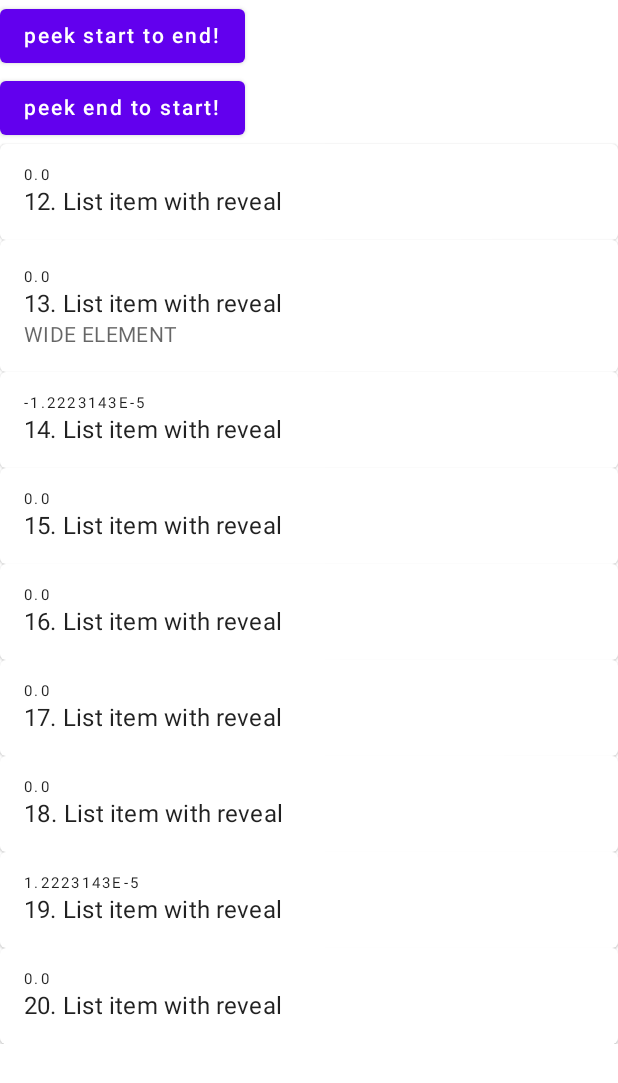
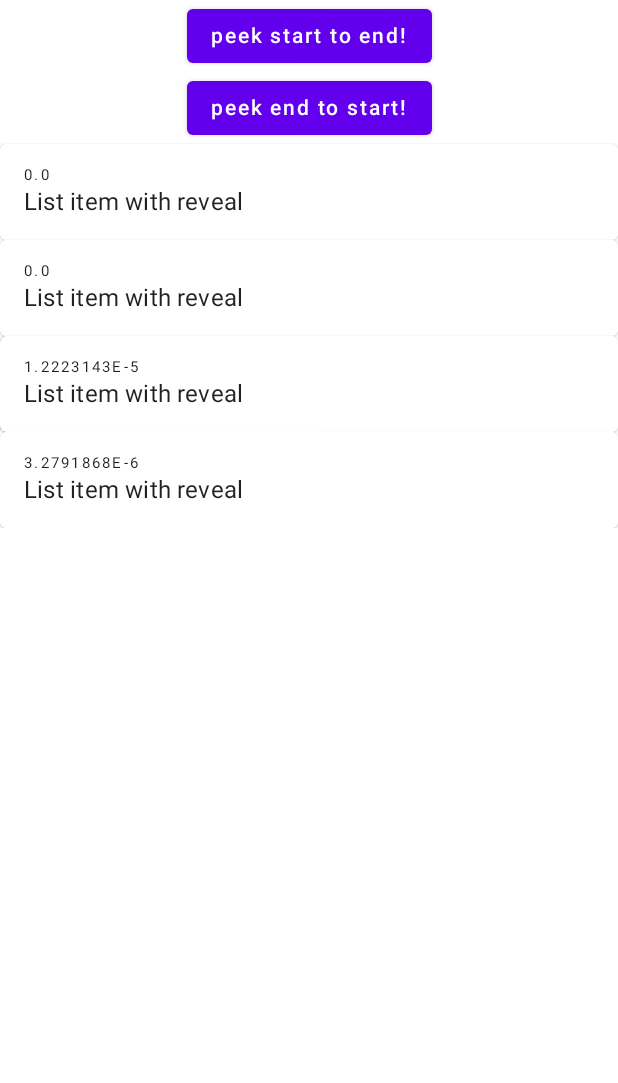
Before and after one commit to akhris/compose-utils, an Android app built with Jetpack Compose: the screen it shows after launch (MainActivity), after a tap on "peek end to start!", on a phone screen of 412 x 824 dp. Shown: the top 1083 px of the screen. Run offline under Robolectric (Android 15) with nearby library versions, the phone set to English and light mode, and no system bars; our stand-ins replace Timber; 1 other tap on this screen came first.

Commit message:
-changed example app

```diff
--- a/SwipeToReveal/src/main/java/com/akhris/composeutils/swipetoreveal/ButtonBehavior.kt
+++ b/SwipeToReveal/src/main/java/com/akhris/composeutils/swipetoreveal/ButtonBehavior.kt
@@ -24,7 +24,7 @@ interface IButtonBehavior {
     fun getXOffset(buttonIndex: Int, frontLayerOffset: Float, totalButtonsCount: Int): Float
 }
 
-class StretchingButtonsBehavior : IButtonBehavior {
+class StretchingBehavior : IButtonBehavior {
     override fun getWidth(
         buttonIndex: Int,
         frontLayerOffset: Float,
@@ -42,13 +42,13 @@ class StretchingButtonsBehavior : IButtonBehavior {
     }
 }
 
-class OverlappingButtonsBehavior(private val fixedWidthPx: Float = 176f) : IButtonBehavior {
+open class OverlappingBehavior(private val fixedWidthPx: Float = 176f) : IButtonBehavior {
     override fun getWidth(
         buttonIndex: Int,
         frontLayerOffset: Float,
         totalButtonsCount: Int
     ): Float {
-        return if (abs(frontLayerOffset) <= totalButtonsCount * fixedWidthPx){
+        return if (abs(frontLayerOffset) <= totalButtonsCount * fixedWidthPx) {
             fixedWidthPx
         } else {
             abs(frontLayerOffset) / totalButtonsCount
@@ -65,3 +65,15 @@ class OverlappingButtonsBehavior(private val fixedWidthPx: Float = 176f) : IButt
     }
 
 }
+
+class FixedPositionBehavior(fixedWidthPx: Float = 176f) : OverlappingBehavior(fixedWidthPx) {
+
+    override fun getXOffset(
+        buttonIndex: Int,
+        frontLayerOffset: Float,
+        totalButtonsCount: Int
+    ): Float {
+        return buttonIndex * getWidth(buttonIndex, frontLayerOffset, totalButtonsCount)
+    }
+
+}
--- a/SwipeToReveal/src/main/java/com/akhris/composeutils/swipetoreveal/SwipeToReveal.kt
+++ b/SwipeToReveal/src/main/java/com/akhris/composeutils/swipetoreveal/SwipeToReveal.kt
@@ -206,8 +206,8 @@ fun SwipeToReveal(
     state: RevealState = rememberRevealState(),
     startButtons: List<RevealButton> = listOf(),
     endButtons: List<RevealButton> = listOf(),
-    startButtonsBehavior: IButtonBehavior = StretchingButtonsBehavior(),
-    endButtonsBehavior: IButtonBehavior = StretchingButtonsBehavior(),
+    startButtonsBehavior: IButtonBehavior = StretchingBehavior(),
+    endButtonsBehavior: IButtonBehavior = StretchingBehavior(),
     withStartCommit: Boolean = true,
     withEndCommit: Boolean = true,
     overdrag: Dp? = null,
--- a/app/src/main/java/com/akhris/composeutils/MainActivity.kt
+++ b/app/src/main/java/com/akhris/composeutils/MainActivity.kt
@@ -16,28 +16,47 @@ package com.akhris.composeutils
 import android.os.Bundle
 import androidx.activity.ComponentActivity
 import androidx.activity.compose.setContent
-import androidx.compose.foundation.gestures.Orientation
-import androidx.compose.foundation.gestures.scrollable
+import androidx.annotation.ColorRes
 import androidx.compose.foundation.layout.*
 import androidx.compose.foundation.rememberScrollState
-import androidx.compose.foundation.shape.RoundedCornerShape
 import androidx.compose.foundation.verticalScroll
 import androidx.compose.material.*
 import androidx.compose.material.icons.Icons
+import androidx.compose.material.icons.filled.*
 import androidx.compose.material.icons.rounded.*
 import androidx.compose.runtime.*
+import androidx.compose.ui.Alignment
 import androidx.compose.ui.Modifier
 import androidx.compose.ui.graphics.Color
 import androidx.compose.ui.tooling.preview.Preview
-import androidx.compose.ui.unit.dp
 import com.akhris.composeutils.swipetoreveal.*
 import com.akhris.composeutils.ui.theme.ComposeUtilsTheme
-import kotlinx.coroutines.launch
 import kotlin.random.Random
 import kotlin.random.nextInt
 
 @ExperimentalMaterialApi
 class MainActivity : ComponentActivity() {
+
+    private val pairIcons = listOf(
+        Icons.Default.Favorite to Icons.Default.FavoriteBorder,
+        Icons.Default.Done to Icons.Default.CheckCircle
+    )
+    private val icons = listOf(
+        Icons.Default.Delete,
+        Icons.Default.Share,
+        Icons.Default.Done,
+        Icons.Default.Edit
+    )
+
+    private val colors = listOf(
+        Color.Green,
+        Color.Yellow,
+        Color.Red,
+        Color.Magenta,
+        Color.Cyan,
+        Color.LightGray
+    )
+
     override fun onCreate(savedInstanceState: Bundle?) {
         super.onCreate(savedInstanceState)
         setContent {
@@ -50,11 +69,10 @@ class MainActivity : ComponentActivity() {
         }
     }
 
+
     @Composable
-    private fun TestList() {
+    private fun TestList(itemCount: Int = 4) {
 
-        val startIndx = remember { 12 }
-        val endIndx = remember { 20 }
         var peekStart by remember { mutableStateOf(-1) }
         var peekEnd by remember { mutableStateOf(-1) }
 
@@ -64,105 +82,88 @@ class MainActivity : ComponentActivity() {
                 .verticalScroll(state = rememberScrollState())
         ) {
 
-            Button(onClick = {
-                peekStart = Random.nextInt(range = startIndx..endIndx)
+            Button(modifier = Modifier.align(Alignment.CenterHorizontally), onClick = {
+                peekStart = Random.nextInt(range = 0 until itemCount)
             }) {
                 Text(text = "peek start to end!")
             }
 
-            Button(onClick = {
-                peekEnd = Random.nextInt(range = startIndx..endIndx)
+            Button(modifier = Modifier.align(Alignment.CenterHorizontally), onClick = {
+                peekEnd = Random.nextInt(range = 0 until itemCount)
             }) {
                 Text(text = "peek end to start!")
             }
 
-            for (i in startIndx..endIndx) {
+            for (i in 0 until itemCount)
                 MakeRevealItem(
-                    index = i,
-                    withSecondaryText = i == (startIndx + 1),
                     peekStart = i == peekStart,
-                    peekEnd = i == peekEnd
+                    peekEnd = i == peekEnd,
+                    buttonBehavior = when (i % 3) {
+                        0 -> StretchingBehavior()
+                        1 -> OverlappingBehavior()
+                        else -> FixedPositionBehavior()
+                    },
+                    startButtonsCount = (i % 3 + 1),
+                    endButtonsCount = (i % 3 + 1)
                 )
+
+
         }
 
     }
 
-    }
+    private fun getRandomColor(): Color {
+        return colors[Random.nextInt(colors.size)]
     }
 
     @ExperimentalMaterialApi
     @Composable
     fun MakeRevealItem(
-    index: Int,
         withSecondaryText: Boolean = false,
         peekStart: Boolean = false,
-    peekEnd: Boolean = false
+        peekEnd: Boolean = false,
+        startButtonsCount: Int = 1,
+        endButtonsCount: Int = 1,
+        buttonBehavior: IButtonBehavior
     ) {
         val revealState = rememberRevealState()
-    var startIcon1 by remember { mutableStateOf(true) }
-    var startIcon2 by remember { mutableStateOf(true) }
-    var endIcon1 by remember { mutableStateOf(true) }
-    var endIcon2 by remember { mutableStateOf(true) }
 
-    val startButton1 = remember(startIcon1) {
-        IconRevealButton(
-            icon = when (startIcon1) {
-                true -> Icons.Rounded.Favorite
-                false -> Icons.Rounded.FavoriteBorder
+        val pairedButtonIndex = remember { Random.nextInt(until = 2) }
+        var pairedClicked by remember { mutableStateOf(false) }
+
+        val startButtons = List(startButtonsCount) { index ->
+            when (index) {
+                0 -> IconRevealButton(
+                    if (pairedClicked) pairIcons[pairedButtonIndex].first else pairIcons[pairedButtonIndex].second,
+                    callback = {
+                        pairedClicked = !pairedClicked
                     },
-            backgroundColor = Color.Yellow,
-            callback = {
-                startIcon1 = !startIcon1
-            }
+                    backgroundColor = getRandomColor()
+                )
+                else -> IconRevealButton(
+                    icon = icons[icons.size % index],
+                    callback = {},
+                    backgroundColor = getRandomColor()
                 )
             }
+        }
 
-    val startButton2 = remember(startIcon2) {
+        val endButtons = List(endButtonsCount) { index ->
             IconRevealButton(
-            icon = when (startIcon2) {
-                true -> Icons.Rounded.Check
-                false -> Icons.Rounded.CheckCircle
-            },
-            backgroundColor = Color.LightGray,
-            callback = {
-                startIcon2 = !startIcon2
-            }
+                icon = icons[Random.nextInt(icons.size)],
+                callback = {},
+                backgroundColor = getRandomColor()
             )
         }
 
 
-    val endButton1 = remember(endIcon1) {
-        IconRevealButton(
-            icon = when (endIcon1) {
-                true -> Icons.Rounded.AccountBox
-                false -> Icons.Rounded.AccountCircle
-            },
-            backgroundColor = Color.Magenta,
-            callback = {
-                endIcon1 = !endIcon1
-            }
-        )
-    }
-    val endButton2 = remember(endIcon2) {
-        IconRevealButton(
-            icon = when (endIcon2) {
-                true -> Icons.Rounded.Delete
-                false -> Icons.Rounded.Delete
-            },
-            backgroundColor = Color.Red,
-            callback = {
-                endIcon2 = !endIcon2
-            }
-        )
-    }
-
         SwipeToReveal(
             state = revealState,
             modifier = Modifier.fillMaxWidth(),
-        startButtons = listOf(startButton1, startButton2, endButton1),
-        endButtons = listOf(endButton2,endButton1, startButton1),
-        startButtonsBehavior = if (withSecondaryText) OverlappingButtonsBehavior() else StretchingButtonsBehavior(),
-        endButtonsBehavior = if (withSecondaryText) OverlappingButtonsBehavior() else StretchingButtonsBehavior()
+            startButtons = startButtons,
+            endButtons = endButtons,
+            startButtonsBehavior = buttonBehavior,
+            endButtonsBehavior = buttonBehavior
         ) {
             Card {
                 ListItem(
@@ -176,7 +177,7 @@ fun MakeRevealItem(
                     } else null,
                     text = {
                         Text(
-                        text = "$index. List item with reveal"
+                            text = "List item with reveal"
                         )
                     })
             }
@@ -190,6 +191,9 @@ fun MakeRevealItem(
                 revealState.peek(RevealDirection.EndToStart)
 
             }
+        }
+
+
     }
 
 }
```
Lines whose indentation alone changed are shown as unchanged.
